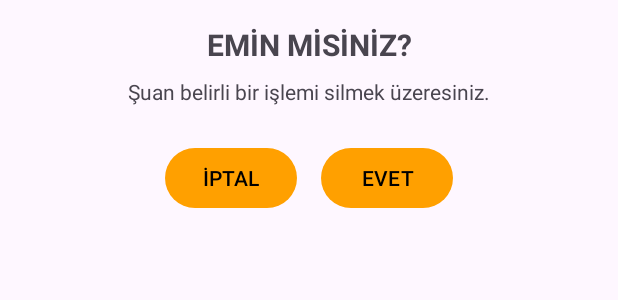
After one commit to ozlemcivelek/EventFlow, an Android app: the layout bottom_sheet_delete.xml on its own in the app's theme, with its tools: preview values and no code run, on a phone screen of 412 x 824 dp. The commit adds this screen. Shown: the top 300 px of the screen. Run offline under Robolectric (Android 15) with nearby library versions, the phone set to English and light mode, and no system bars.

Commit message:
Add bottom sheet for deletion.

```diff
--- /dev/null
+++ b/app/src/main/res/layout/bottom_sheet_delete.xml
@@ -0,0 +1,52 @@
+<?xml version="1.0" encoding="utf-8"?>
+<androidx.constraintlayout.widget.ConstraintLayout xmlns:android="http://schemas.android.com/apk/res/android"
+    android:layout_width="match_parent"
+    android:layout_height="match_parent"
+    xmlns:app="http://schemas.android.com/apk/res-auto"
+    android:padding="16dp">
+
+    <TextView
+        android:id="@+id/titleTextView"
+        android:layout_width="wrap_content"
+        android:layout_height="wrap_content"
+        android:text="EMİN MİSİNİZ?"
+        android:textSize="20sp"
+        android:textStyle="bold"
+        app:layout_constraintStart_toStartOf="parent"
+        app:layout_constraintEnd_toEndOf="parent"
+        app:layout_constraintTop_toTopOf="parent"/>
+
+    <TextView
+        android:id="@+id/subTitleTextView"
+        android:layout_width="wrap_content"
+        android:layout_height="wrap_content"
+        android:text="Şuan belirli bir işlemi silmek üzeresiniz."
+        android:textSize="14sp"
+        android:layout_marginTop="8dp"
+        app:layout_constraintStart_toStartOf="parent"
+        app:layout_constraintEnd_toEndOf="parent"
+        app:layout_constraintTop_toBottomOf="@+id/titleTextView"/>
+
+    <LinearLayout
+        android:layout_width="match_parent"
+        android:layout_height="wrap_content"
+        android:orientation="horizontal"
+        android:gravity="center"
+        android:layout_marginTop="24dp"
+        app:layout_constraintTop_toBottomOf="@+id/subTitleTextView">
+
+        <Button
+            android:id="@+id/cancelButton"
+            android:layout_width="wrap_content"
+            android:layout_height="wrap_content"
+            android:text="İPTAL"
+            android:layout_marginEnd="8dp"/>
+
+        <Button
+            android:id="@+id/deleteButton"
+            android:layout_width="wrap_content"
+            android:layout_height="wrap_content"
+            android:text="EVET"
+            android:layout_marginStart="8dp" />
+    </LinearLayout>
+</androidx.constraintlayout.widget.ConstraintLayout>
```
Also changed, not shown: app/src/main/java/com/example/eventflow/ui/DeleteBottomSheet.kt (added, +57 -0 lines), app/src/main/java/com/example/eventflow/ui/event/EventDetailFragment.kt (+12 -7 lines).
